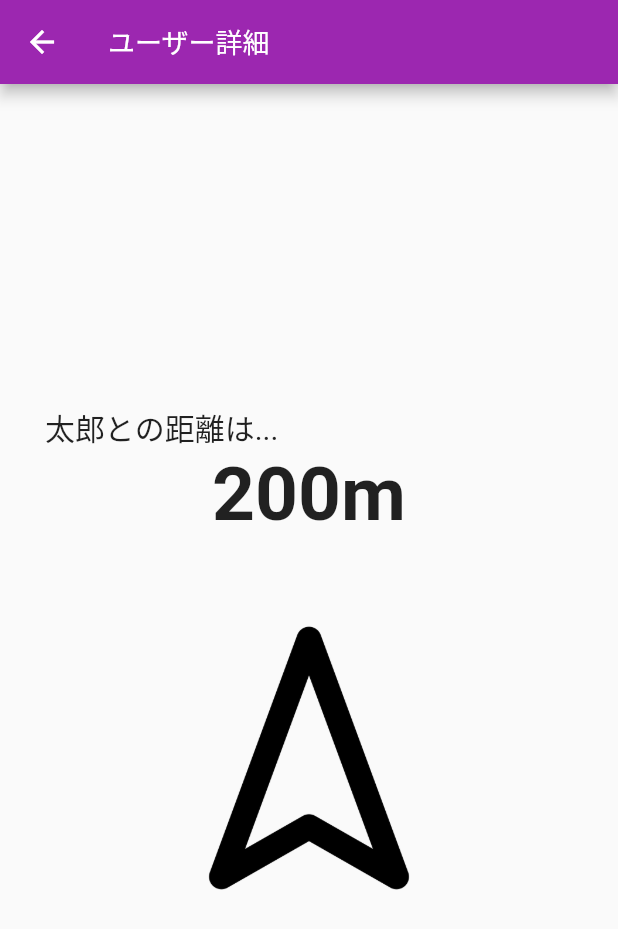
After one commit to morikann/tomodoko, a Flutter app: the UserDetailScreen screen opened by its route, on a phone screen of 412 x 824 dp. The commit adds this screen. Shown: the top 929 px of the screen. Run offline on Flutter 3.47's test engine with Material 2 defaults, Android fonts, the phone set to English and light mode, and no system bars.

Commit message:
ユーザー詳細ページの作成

```diff
--- a/lib/main.dart
+++ b/lib/main.dart
@@ -3,6 +3,7 @@ import 'view/signup_screen.dart';
 import 'view/home_screen.dart';
 import 'view/login_screen.dart';
 import 'view/user_list_screen.dart';
+import 'view/user_detail_screen.dart';
 
 void main() {
   runApp(const Tomodoko());
@@ -23,7 +24,8 @@ class Tomodoko extends StatelessWidget {
         HomeScreen.id: (context) => HomeScreen(),
         SignupScreen.id: (context) => SignupScreen(),
         LoginScreen.id: (context) => LoginScreen(),
-        UsersScreen.id: (context) => UsersScreen(),
+        UserListScreen.id: (context) => UserListScreen(),
+        UserDetailScreen.id: (context) => UserDetailScreen(),
       },
     );
   }
--- a/lib/view/signup_screen.dart
+++ b/lib/view/signup_screen.dart
@@ -71,7 +71,7 @@ class _SignupScreenState extends State<SignupScreen> {
                 print(username);
                 print(email);
                 print(password);
-                Navigator.of(context).pushNamed(UsersScreen.id);
+                Navigator.of(context).pushNamed(UserListScreen.id);
               },
               backgroundColor: Colors.purple,
               textColor: Colors.white,
--- /dev/null
+++ b/lib/view/user_detail_screen.dart
@@ -0,0 +1,46 @@
+import 'package:flutter/material.dart';
+
+class UserDetailScreen extends StatelessWidget {
+  static const id = 'user_detail_screen';
+  const UserDetailScreen({Key? key}) : super(key: key);
+
+  @override
+  Widget build(BuildContext context) {
+    return Scaffold(
+      appBar: AppBar(
+        title: const Text(
+          'ユーザー詳細',
+          style: TextStyle(fontSize: 18),
+        ),
+      ),
+      body: SafeArea(
+        child: Padding(
+          padding: const EdgeInsets.symmetric(horizontal: 30),
+          child: Column(
+            mainAxisAlignment: MainAxisAlignment.center,
+            crossAxisAlignment: CrossAxisAlignment.stretch,
+            children: [
+              const Text(
+                '太郎との距離は...',
+                style: TextStyle(fontSize: 20),
+              ),
+              const Text(
+                '200m',
+                textAlign: TextAlign.center,
+                style: TextStyle(
+                  fontSize: 50,
+                  fontWeight: FontWeight.bold,
+                ),
+              ),
+              const SizedBox(height: 50),
+              SizedBox(
+                child: Image.asset('images/navigation.png'),
+                height: 200,
+              ),
+            ],
+          ),
+        ),
+      ),
+    );
+  }
+}
```
Also changed, not shown: lib/view/user_list_screen.dart (+8 -5 lines), images/navigation.png (added).
